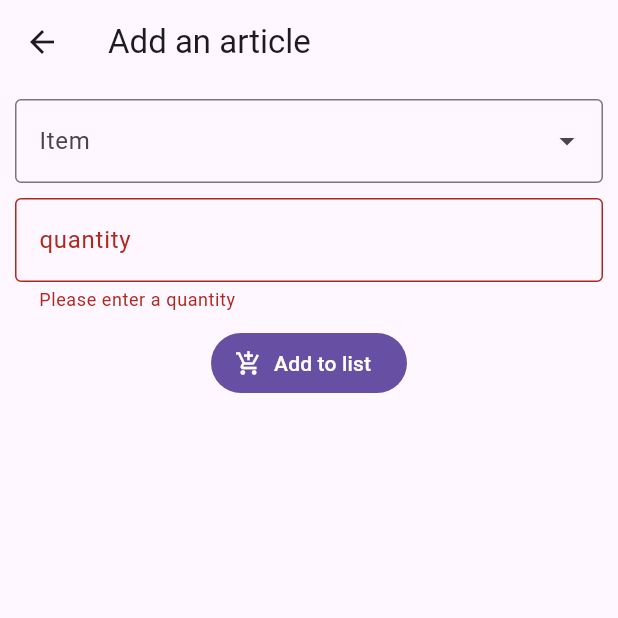
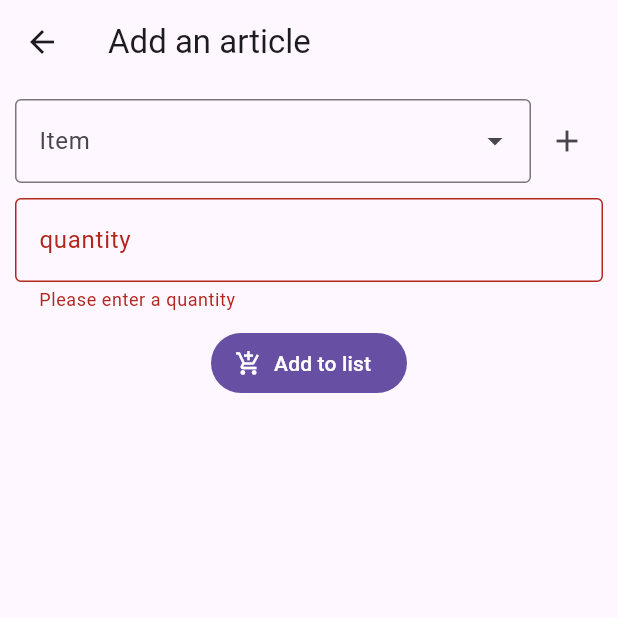
Before and after one commit to FrancoisJourden/courses-flutter, a Flutter app: the ArticleAddScreen screen opened directly, after a tap on "Add to list", on a phone screen of 412 x 824 dp, the top half of it. Run offline on Flutter 3.47's test engine with Material 2 defaults, Android fonts, the phone set to English and light mode, and no system bars; drawn by our look-alikes of dropdown_search; our stand-ins replace gap; accounts and stored records are empty.

Commit message:
add Item OK

```diff
--- a/lib/utils.dart
+++ b/lib/utils.dart
@@ -6,4 +6,8 @@ extension StringExtension on String{
   String capitalizeWords({separator= ' '}){
     return split(separator).toList().map((word) => word.capitalize()).join(separator);
   }
+
+  String? nullIfEmpty(){
+    return (isEmpty) ? null : this;
+  }
 }
--- a/lib/view/article_add_screen.dart
+++ b/lib/view/article_add_screen.dart
@@ -1,9 +1,11 @@
 import 'package:courses_flutter/api/article_api.dart';
 import 'package:courses_flutter/api/item_api.dart';
 import 'package:courses_flutter/model/item.dart';
+import 'package:courses_flutter/view/item_add_screen.dart';
 import 'package:dropdown_search/dropdown_search.dart';
 import 'package:flutter/material.dart';
 import 'package:flutter/services.dart';
+import 'package:gap/gap.dart';
 
 class ArticleAddScreen extends StatelessWidget {
   const ArticleAddScreen({super.key});
@@ -14,19 +16,19 @@ class ArticleAddScreen extends StatelessWidget {
       appBar: AppBar(
         title: const Text("Add an article"),
       ),
-      body: const Padding(padding: EdgeInsets.symmetric(horizontal: 10), child: ArticleAddForm()),
+      body: const Padding(padding: EdgeInsets.all(10), child: _ArticleAddForm()),
     );
   }
 }
 
-class ArticleAddForm extends StatefulWidget {
-  const ArticleAddForm({super.key});
+class _ArticleAddForm extends StatefulWidget {
+  const _ArticleAddForm();
 
   @override
-  State<ArticleAddForm> createState() => _ArticleAddFormState();
+  State<_ArticleAddForm> createState() => _ArticleAddFormState();
 }
 
-class _ArticleAddFormState extends State<ArticleAddForm> {
+class _ArticleAddFormState extends State<_ArticleAddForm> {
   final _formKey = GlobalKey<FormState>();
 
   Item? item;
@@ -37,15 +39,17 @@ class _ArticleAddFormState extends State<ArticleAddForm> {
     return Form(
         key: _formKey,
         child: SingleChildScrollView(
-          child: Column(
-              mainAxisAlignment: MainAxisAlignment.center,
-              children: [_buildItemField(), _buildQuantityField(), _buildValidateButton()]),
+          child: Column(children: [
+            _buildItemRow(),
+            const Gap(10),
+            _buildQuantityField(),
+            const Gap(10),
+            _buildValidateButton(),
+          ]),
         ));
   }
 
-  Widget _buildItemField() => Padding(
-      padding: const EdgeInsets.only(top: 10),
-      child: DropdownSearch<Item>(
+  Widget _buildItemField() => DropdownSearch<Item>(
         popupProps: const PopupProps.dialog(
           isFilterOnline: true,
           showSearchBox: true,
@@ -62,11 +66,20 @@ class _ArticleAddFormState extends State<ArticleAddForm> {
         asyncItems: ItemApi.search,
         itemAsString: (item) => item.name,
         onChanged: (newItem) => setState(() => item = newItem),
-      ));
+      );
 
-  Widget _buildQuantityField() => Padding(
-      padding: const EdgeInsets.only(top: 10),
-      child: TextFormField(
+  Widget _buildAddItemButton() => IconButton(onPressed: addItem, icon: const Icon(Icons.add));
+
+  void addItem() {
+    Navigator.of(context).push(MaterialPageRoute(builder: (context) => const ItemAddScreen()));
+  }
+
+  Widget _buildItemRow() => Row(children: [
+        Flexible(child: _buildItemField()),
+        _buildAddItemButton(),
+      ]);
+
+  Widget _buildQuantityField() => TextFormField(
         decoration: const InputDecoration(labelText: "quantity"),
         inputFormatters: [FilteringTextInputFormatter.digitsOnly],
         validator: (value) {
@@ -76,23 +89,23 @@ class _ArticleAddFormState extends State<ArticleAddForm> {
         },
         keyboardType: const TextInputType.numberWithOptions(decimal: false, signed: true),
         onChanged: (value) => setState(() => quantity = int.parse(value)),
-      ));
+      );
 
-  Widget _buildValidateButton() => Padding(
-      padding: const EdgeInsets.only(top: 10),
-      child: FilledButton.icon(
-        onPressed: () {
-          if(!_formKey.currentState!.validate()) return;
-          try {
-            ArticleAPI.add(item!.id, quantity);
-            Navigator.pop(context);
-          }on Exception{
-            ScaffoldMessenger.of(context).showSnackBar(const SnackBar(
-              content: Text("An unknown error happened"),
-            ));
-          }
-        },
+  Widget _buildValidateButton() => FilledButton.icon(
+        onPressed: send,
         icon: const Icon(Icons.add_shopping_cart),
         label: const Text("Add to list"),
+      );
+
+  void send() async {
+    if (!_formKey.currentState!.validate()) return;
+    try {
+      await ArticleAPI.add(item!.id, quantity);
+      if(mounted) Navigator.pop(context);
+    } on Exception {
+      ScaffoldMessenger.of(context).showSnackBar(const SnackBar(
+        content: Text("An unknown error happened"),
       ));
+    }
+  }
 }
--- a/lib/view/shopping_list_screen.dart
+++ b/lib/view/shopping_list_screen.dart
@@ -7,7 +7,7 @@ import 'package:courses_flutter/model/item.dart';
 import 'package:courses_flutter/view/article_add_screen.dart';
 import 'package:courses_flutter/view/connection_screen.dart';
 import 'package:flutter/material.dart';
-
+import 'package:gap/gap.dart';
 
 class ShoppingListScreen extends StatefulWidget {
   const ShoppingListScreen({super.key});
@@ -63,9 +63,10 @@ class _ShoppingListScreenState extends State<ShoppingListScreen> {
     } else if (_articles!.isEmpty) {
       return ListView(children: const [Center(child: Text("No article in shopping list"))]);
     } else {
-      return ListView.builder(
+      return ListView.separated(
         itemBuilder: (context, index) => ShoppingListElementWidget(article: _articles![index]),
         itemCount: _articles!.length,
+        separatorBuilder: (BuildContext context, int index) => const Gap(10),
       );
     }
   }
--- a/pubspec.yaml
+++ b/pubspec.yaml
@@ -36,6 +36,7 @@ dependencies:
   # The following adds the Cupertino Icons font to your application.
   # Use with the CupertinoIcons class for iOS style icons.
 #  cupertino_icons: ^1.0.2
+  gap: ^3.0.1
   http: ^1.1.0
 
 dev_dependencies:
```
Also changed, not shown: lib/api/item_api.dart (+21 -1 lines), lib/view/item_add_screen.dart (added, +89 -0 lines), pubspec.lock.
